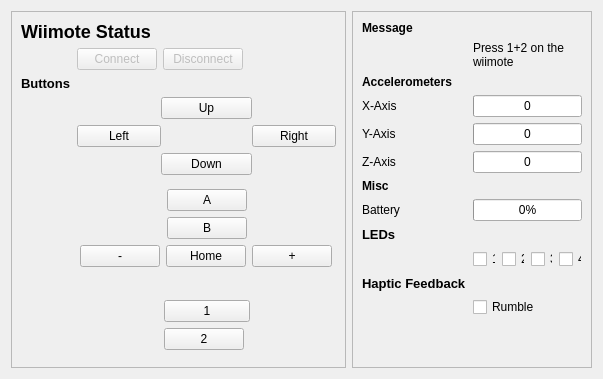
The window that wiimote/wiimoteinterface.ui (KDE/plasma-mediacenter) describes before a commit, drawn with Qt 5.
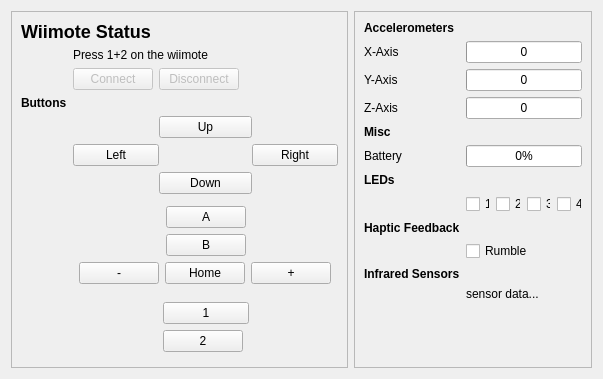
The same window after the commit. Custom widgets are drawn as their Qt base class.

Diff of the .ui file:
```diff
--- a/wiimote/wiimoteinterface.ui
+++ b/wiimote/wiimoteinterface.ui
@@ -60,11 +60,7 @@
       <item row="6" column="0">
        <widget class="QLabel" name="label_14">
         <property name="text">
-         <string>&lt;!DOCTYPE HTML PUBLIC &quot;-//W3C//DTD HTML 4.0//EN&quot; &quot;http://www.w3.org/TR/REC-html40/strict.dtd&quot;&gt;
-&lt;html&gt;&lt;head&gt;&lt;meta name=&quot;qrichtext&quot; content=&quot;1&quot; /&gt;&lt;style type=&quot;text/css&quot;&gt;
-p, li { white-space: pre-wrap; }
-&lt;/style&gt;&lt;/head&gt;&lt;body style=&quot; font-family:'Liberation Sans'; font-size:10pt; font-weight:400; font-style:normal;&quot;&gt;
-&lt;p style=&quot; margin-top:0px; margin-bottom:0px; margin-left:0px; margin-right:0px; -qt-block-indent:0; text-indent:0px;&quot;&gt;&lt;span style=&quot; font-weight:600;&quot;&gt;Buttons&lt;/span&gt;&lt;/p&gt;&lt;/body&gt;&lt;/html&gt;</string>
+         <string>&lt;b&gt;Buttons&lt;/b&gt;</string>
         </property>
        </widget>
       </item>
@@ -347,6 +343,16 @@
         </property>
        </spacer>
       </item>
+      <item row="1" column="1">
+       <widget class="QLabel" name="status">
+        <property name="text">
+         <string>Press 1+2 on the wiimote</string>
+        </property>
+        <property name="wordWrap">
+         <bool>true</bool>
+        </property>
+       </widget>
+      </item>
      </layout>
     </widget>
    </item>
@@ -368,34 +374,21 @@
       <property name="fieldGrowthPolicy">
        <enum>QFormLayout::ExpandingFieldsGrow</enum>
       </property>
-      <item row="0" column="0">
-       <widget class="QLabel" name="label">
-        <property name="sizePolicy">
-         <sizepolicy hsizetype="Preferred" vsizetype="Fixed">
-          <horstretch>0</horstretch>
-          <verstretch>0</verstretch>
-         </sizepolicy>
-        </property>
-        <property name="text">
-         <string>&lt;b&gt;Message&lt;/b&gt;</string>
-        </property>
-       </widget>
-      </item>
-      <item row="2" column="0">
+      <item row="1" column="0">
        <widget class="QLabel" name="label_11">
         <property name="text">
          <string>&lt;b&gt;Accelerometers&lt;/b&gt;</string>
         </property>
        </widget>
       </item>
-      <item row="3" column="0">
+      <item row="2" column="0">
        <widget class="QLabel" name="label_12">
         <property name="text">
          <string>X-Axis</string>
         </property>
        </widget>
       </item>
-      <item row="3" column="1">
+      <item row="2" column="1">
        <widget class="QProgressBar" name="accelX">
         <property name="maximum">
          <number>256</number>
@@ -408,14 +401,14 @@
         </property>
        </widget>
       </item>
-      <item row="4" column="0">
+      <item row="3" column="0">
        <widget class="QLabel" name="label_8">
         <property name="text">
          <string>Y-Axis</string>
         </property>
        </widget>
       </item>
-      <item row="4" column="1">
+      <item row="3" column="1">
        <widget class="QProgressBar" name="accelY">
         <property name="maximum">
          <number>256</number>
@@ -428,14 +421,14 @@
         </property>
        </widget>
       </item>
-      <item row="5" column="0">
+      <item row="4" column="0">
        <widget class="QLabel" name="label_9">
         <property name="text">
          <string>Z-Axis</string>
         </property>
        </widget>
       </item>
-      <item row="5" column="1">
+      <item row="4" column="1">
        <widget class="QProgressBar" name="accelZ">
         <property name="maximum">
          <number>256</number>
@@ -448,7 +441,7 @@
         </property>
        </widget>
       </item>
-      <item row="7" column="0">
+      <item row="6" column="0">
        <widget class="QLabel" name="label_15">
         <property name="text">
          <string>&lt;b&gt;Misc&lt;/b&gt;
@@ -456,32 +449,28 @@
         </property>
        </widget>
       </item>
-      <item row="8" column="0">
+      <item row="7" column="0">
        <widget class="QLabel" name="label_16">
         <property name="text">
          <string>Battery</string>
         </property>
        </widget>
       </item>
-      <item row="8" column="1">
+      <item row="7" column="1">
        <widget class="QProgressBar" name="battery">
         <property name="value">
          <number>0</number>
         </property>
        </widget>
       </item>
-      <item row="9" column="0">
+      <item row="8" column="0">
        <widget class="QLabel" name="label_13">
         <property name="text">
-         <string>&lt;!DOCTYPE HTML PUBLIC &quot;-//W3C//DTD HTML 4.0//EN&quot; &quot;http://www.w3.org/TR/REC-html40/strict.dtd&quot;&gt;
-&lt;html&gt;&lt;head&gt;&lt;meta name=&quot;qrichtext&quot; content=&quot;1&quot; /&gt;&lt;style type=&quot;text/css&quot;&gt;
-p, li { white-space: pre-wrap; }
-&lt;/style&gt;&lt;/head&gt;&lt;body style=&quot; font-family:'Liberation Sans'; font-size:10pt; font-weight:400; font-style:normal;&quot;&gt;
-&lt;p style=&quot; margin-top:0px; margin-bottom:0px; margin-left:0px; margin-right:0px; -qt-block-indent:0; text-indent:0px;&quot;&gt;&lt;span style=&quot; font-weight:600;&quot;&gt;LEDs&lt;/span&gt;&lt;/p&gt;&lt;/body&gt;&lt;/html&gt;</string>
+         <string>&lt;b&gt;LEDs&lt;/b&gt;</string>
         </property>
        </widget>
       </item>
-      <item row="10" column="1">
+      <item row="9" column="1">
        <layout class="QHBoxLayout" name="horizontalLayout_2">
         <item>
          <spacer name="horizontalSpacer_13">
@@ -539,31 +528,31 @@
         </item>
        </layout>
       </item>
-      <item row="11" column="0">
+      <item row="10" column="0">
        <widget class="QLabel" name="label_17">
         <property name="text">
-         <string>&lt;!DOCTYPE HTML PUBLIC &quot;-//W3C//DTD HTML 4.0//EN&quot; &quot;http://www.w3.org/TR/REC-html40/strict.dtd&quot;&gt;
-&lt;html&gt;&lt;head&gt;&lt;meta name=&quot;qrichtext&quot; content=&quot;1&quot; /&gt;&lt;style type=&quot;text/css&quot;&gt;
-p, li { white-space: pre-wrap; }
-&lt;/style&gt;&lt;/head&gt;&lt;body style=&quot; font-family:'Liberation Sans'; font-size:10pt; font-weight:400; font-style:normal;&quot;&gt;
-&lt;p style=&quot; margin-top:0px; margin-bottom:0px; margin-left:0px; margin-right:0px; -qt-block-indent:0; text-indent:0px;&quot;&gt;&lt;span style=&quot; font-weight:600;&quot;&gt;Haptic Feedback&lt;/span&gt;&lt;/p&gt;&lt;/body&gt;&lt;/html&gt;</string>
+         <string>&lt;b&gt;Haptic Feedback&lt;/b&gt;</string>
         </property>
        </widget>
       </item>
-      <item row="12" column="1">
+      <item row="11" column="1">
        <widget class="QCheckBox" name="buttonRumble">
         <property name="text">
          <string>Rumble</string>
         </property>
        </widget>
       </item>
-      <item row="1" column="1">
-       <widget class="QLabel" name="status">
+      <item row="12" column="0">
+       <widget class="QLabel" name="label_18">
         <property name="text">
-         <string>Press 1+2 on the wiimote</string>
+         <string>&lt;b&gt;Infrared Sensors&lt;/b&gt;</string>
         </property>
-        <property name="wordWrap">
-         <bool>true</bool>
+       </widget>
+      </item>
+      <item row="13" column="1">
+       <widget class="QLabel" name="labelIR">
+        <property name="text">
+         <string>sensor data...</string>
         </property>
        </widget>
       </item>
```
